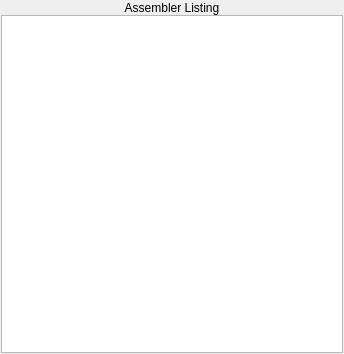
The window that assemblerlistingpane.ui (WarlockD/pep8-1) describes before a commit, drawn with Qt 5.
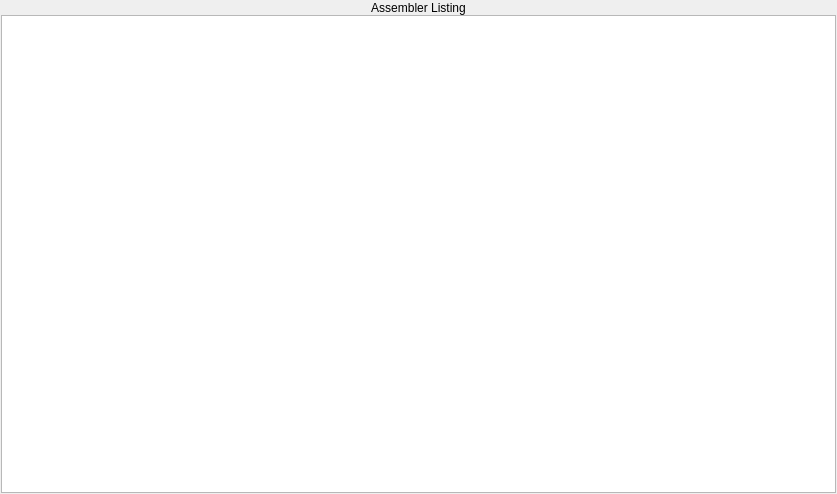
The same window after the commit.

What changed in the file:
```diff
--- a/assemblerlistingpane.ui
+++ b/assemblerlistingpane.ui
@@ -6,8 +6,8 @@
    <rect>
     <x>0</x>
     <y>0</y>
-    <width>344</width>
-    <height>354</height>
+    <width>837</width>
+    <height>494</height>
    </rect>
   </property>
   <property name="windowTitle">
```
Left out of the diff: 8 changed lines with no effect on the pictures.
